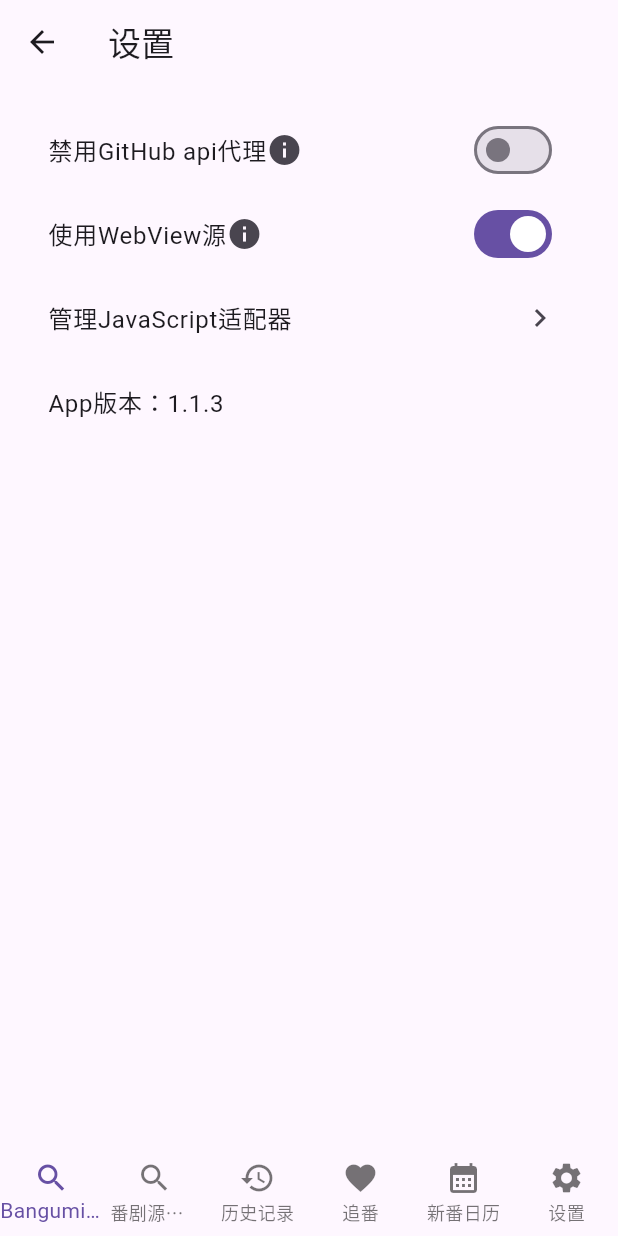
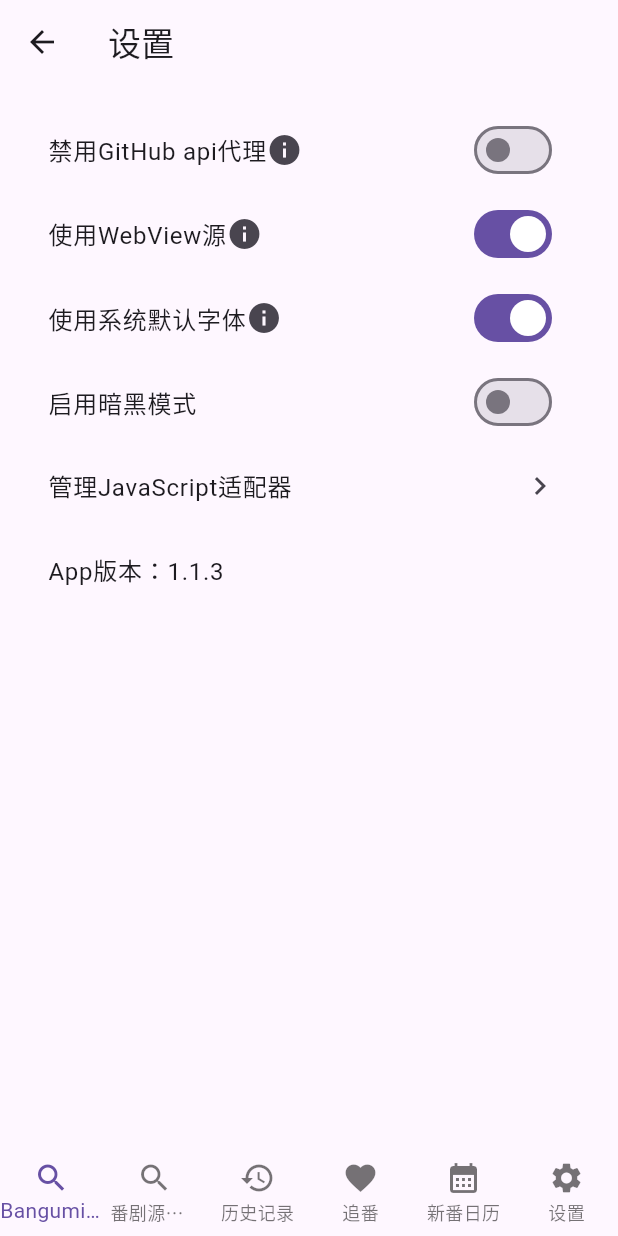
Before and after one commit to KNKPA/KNKPAnime, a Flutter app: the SettingsPage screen opened by its route, on a phone screen of 412 x 824 dp. Run offline on Flutter 3.47's test engine with Material 3 defaults, Android fonts, the phone set to English and light mode, and no system bars; our stand-ins replace adaptive_theme, cached_network_image, dio, flutter_mobx, flutter_modular, google_fonts and 7 more; missing offline and left inert: dart:ffi, flutter_displaymode, flutter_inappwebview, flutter_js, media_kit, media_kit_video and 2 more; accounts and stored records are empty; generated files the repository leaves out were written again; network calls fail.

Commit message:
Feat: Add options to control font and dart mode

```diff
--- a/lib/pages/settings/settings_controller.dart
+++ b/lib/pages/settings/settings_controller.dart
@@ -22,6 +22,18 @@ class SettingsController {
   bool get useWebViewAdapters => prefs.getBool('useWebViewAdapters') ?? true;
   List<String> get jsAdapters => prefs.getStringList('jsAdapters') ?? [];
   bool get danmakuEnabled => prefs.getBool('danmakuEnabled') ?? true;
+  bool get darkModeEnabled => prefs.getBool('darkModeEnabled') ?? false;
+  bool get useDefaultFont => prefs.getBool('useDefaultFont') ?? true;
+
+  set useDefaultFont(bool value) {
+    prefs.setBool('useDefaultFont', value);
+    logger.i('Use default font set to $value');
+  }
+
+  set darkModeEnabled(bool value) {
+    prefs.setBool('darkModeEnabled', value);
+    logger.i('Dark mode set to $value');
+  }
 
   set fontSize(double size) {
     prefs.setDouble('fontSize', size);
--- a/lib/pages/settings/settings_page.dart
+++ b/lib/pages/settings/settings_page.dart
@@ -1,9 +1,11 @@
 import 'dart:io';
 
+import 'package:adaptive_theme/adaptive_theme.dart';
 import 'package:flutter/cupertino.dart';
 import 'package:flutter/material.dart';
 import 'package:flutter/widgets.dart';
 import 'package:flutter_modular/flutter_modular.dart';
+import 'package:google_fonts/google_fonts.dart';
 import 'package:knkpanime/main.dart';
 import 'package:knkpanime/pages/settings/settings_controller.dart';
 import 'package:knkpanime/utils/utils.dart';
@@ -84,6 +86,53 @@ class _SettingsPageState extends State<SettingsPage> {
               ),
             ),
             ListTile(
+              title: Row(
+                children: [
+                  const Text('使用系统默认字体'),
+                  Tooltip(
+                    richMessage: WidgetSpan(
+                      child: Container(
+                        constraints: BoxConstraints(
+                            maxWidth: MediaQuery.of(context).size.width * 0.5),
+                        child: const Text('若关闭此选项，将会使用App内置的字体。'),
+                      ),
+                    ),
+                    child: const Icon(Icons.info),
+                  )
+                ],
+              ),
+              trailing: Switch(
+                value: settingsController.useDefaultFont,
+                onChanged: (value) {
+                  setState(() => settingsController.useDefaultFont = value);
+                  AdaptiveTheme.of(context).setTheme(
+                    light: ThemeData.light(useMaterial3: true).copyWith(
+                        textTheme:
+                            value ? null : GoogleFonts.notoSerifHkTextTheme()),
+                    dark: ThemeData.dark(useMaterial3: true).copyWith(
+                        textTheme:
+                            value ? null : GoogleFonts.notoSerifHkTextTheme()),
+                  );
+                },
+              ),
+            ),
+            ListTile(
+              title: const Row(
+                children: [
+                  Text('启用暗黑模式'),
+                ],
+              ),
+              trailing: Switch(
+                value: settingsController.darkModeEnabled,
+                onChanged: (value) {
+                  setState(() => settingsController.darkModeEnabled = value);
+                  value
+                      ? AdaptiveTheme.of(context).setDark()
+                      : AdaptiveTheme.of(context).setLight();
+                },
+              ),
+            ),
+            ListTile(
               title: const Row(
                 children: [Text('管理JavaScript适配器')],
               ),
```
